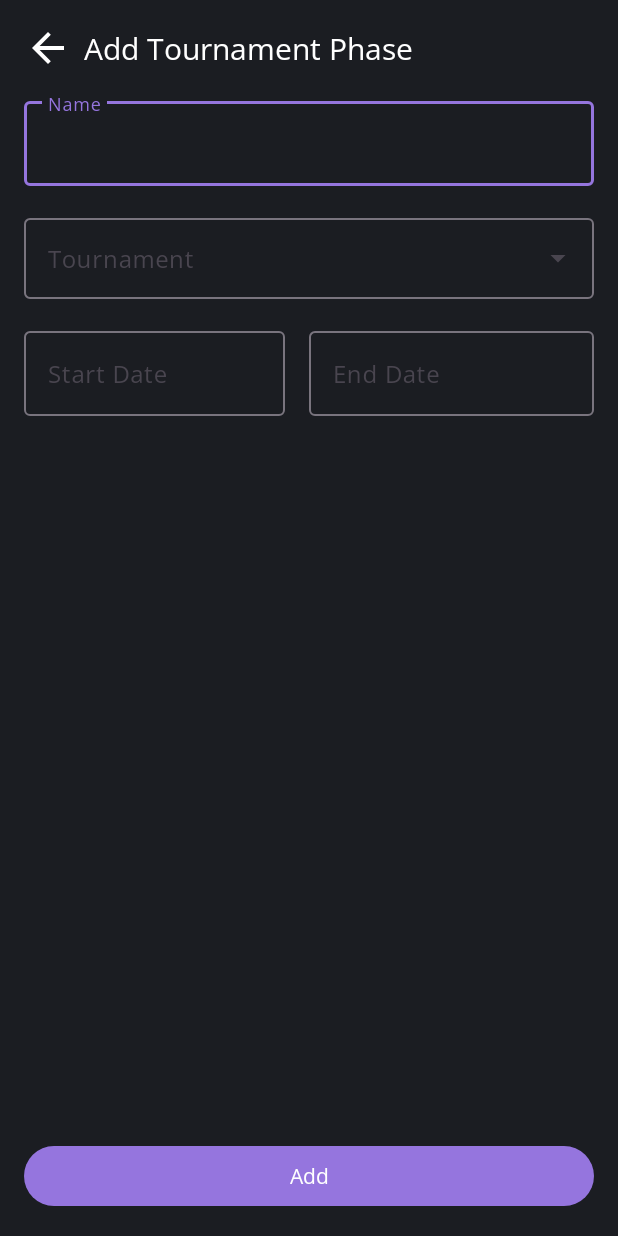
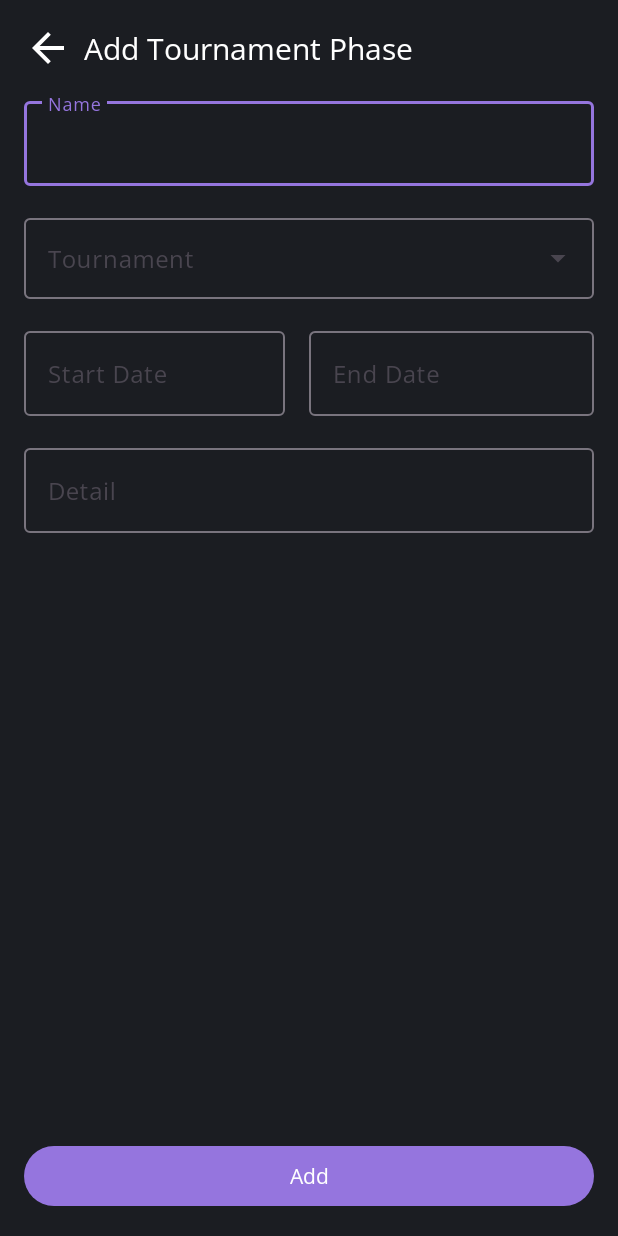
Before and after one commit to nico-samuelson/proyek_android, an Android app: the AddTournamentPhase screen opened directly, with no data from a screen before it, on a phone screen of 412 x 824 dp. Run offline under Robolectric (Android 15) with nearby library versions, the phone set to English and light mode, and no system bars; our stand-ins replace Firebase (no records; nobody signed in at launch, a user with empty details on screens opened directly), Picasso; pictures from the network do not load.

Commit message:
detail phase, news detail done

```diff
--- a/app/src/main/java/proyek/andro/adapter/ManageFavoriteAdapter.kt
+++ b/app/src/main/java/proyek/andro/adapter/ManageFavoriteAdapter.kt
@@ -41,7 +41,7 @@ class ManageFavoriteAdapter(
     override fun onBindViewHolder(holder: ManageFavoriteAdapter.ListViewHolder, position: Int) {
         var game = listGames[position]
         holder.title.setText(game.name)
-        if (listFavorite.map { it.game == game.id }.first()) {
+        if (listFavorite.find { it.game == game.id } != null) {
             holder.manage.setImageResource(R.drawable.ic_delete_24)
         } else {
             holder.manage.setImageResource(R.drawable.add)
--- a/app/src/main/java/proyek/andro/adminActivity/AddTournamentPhase.kt
+++ b/app/src/main/java/proyek/andro/adminActivity/AddTournamentPhase.kt
@@ -3,19 +3,25 @@ package proyek.andro.adminActivity
 import android.app.DatePickerDialog
 import android.app.TimePickerDialog
 import android.content.Intent
+import android.net.Uri
 import androidx.appcompat.app.AppCompatActivity
 import android.os.Bundle
 import android.util.Log
+import android.view.KeyEvent
 import android.widget.AutoCompleteTextView
 import android.widget.ImageView
 import android.widget.TextView
+import androidx.recyclerview.widget.LinearLayoutManager
+import androidx.recyclerview.widget.RecyclerView
 import com.google.android.material.button.MaterialButton
 import com.google.android.material.snackbar.Snackbar
 import com.google.android.material.textfield.MaterialAutoCompleteTextView
+import com.google.firebase.storage.FirebaseStorage
 import kotlinx.coroutines.CoroutineScope
 import kotlinx.coroutines.Dispatchers
 import kotlinx.coroutines.launch
 import proyek.andro.R
+import proyek.andro.adapter.SimpleListAdapter2
 import proyek.andro.model.Tournament
 import proyek.andro.model.TournamentPhase
 import java.util.Calendar
@@ -34,6 +40,12 @@ class AddTournamentPhase : AppCompatActivity() {
     private lateinit var etTournament: AutoCompleteTextView
     private lateinit var etStartDate: TextView
     private lateinit var etEndDate: TextView
+    private lateinit var rvDetail: RecyclerView
+    private lateinit var etDetail: TextView
+
+
+    var listDetail = listOf<String>()
+    var AdapterDetail: SimpleListAdapter2? = null
 
     //    private lateinit var etDetail : Spinner
     override fun onCreate(savedInstanceState: Bundle?) {
@@ -44,6 +56,8 @@ class AddTournamentPhase : AppCompatActivity() {
         etTournament = findViewById(R.id.etTournament)
         etStartDate = findViewById(R.id.etStartDate)
         etEndDate = findViewById(R.id.etEndDate)
+        etDetail = findViewById(R.id.etDetail)
+        rvDetail = findViewById(R.id.rvDetail)
 
 //        detail = listOf(
 //            "16 teams are divided into 4 groups", "Single Round Robin",
@@ -120,7 +134,7 @@ class AddTournamentPhase : AppCompatActivity() {
                             name,
                             startDate,
                             endDate,
-                            detail = listOf()
+                            listDetail
                         )
 
                         newTournamentPhase.insertOrUpdate()
@@ -131,6 +145,7 @@ class AddTournamentPhase : AppCompatActivity() {
                     phase?.tournament = tournamentId
                     phase?.start_date = startDate
                     phase?.end_date = endDate
+                    phase?.detail = listDetail
 
                     CoroutineScope(Dispatchers.Main).launch {
                         phase?.insertOrUpdate()
@@ -139,6 +154,33 @@ class AddTournamentPhase : AppCompatActivity() {
                 }
             }
         }
+        AdapterDetail = SimpleListAdapter2(listDetail)
+
+        AdapterDetail?.setOnItemClickCallback(object : SimpleListAdapter2.OnItemClickCallback {
+            override fun onItemClicked(data: String) {
+
+            }
+
+            override fun delData(pos: Int) {
+                listDetail = listDetail.filterIndexed {index, s ->  index != pos  }
+                AdapterDetail?.setData(listDetail)
+            }
+        })
+
+        etDetail.setOnKeyListener { v, keyCode, event ->
+            if (keyCode == KeyEvent.KEYCODE_ENTER) {
+                listDetail = listDetail + etDetail.text.toString()
+                Log.d("venues", listDetail.toString())
+                AdapterDetail?.setData(listDetail)
+                etDetail.text = null
+                etDetail.clearFocus()
+            }
+            false
+
+        }
+
+        rvDetail.layoutManager = LinearLayoutManager(this, LinearLayoutManager.VERTICAL,false)
+        rvDetail.adapter = AdapterDetail
     }
 
     fun showEdit() {
@@ -164,6 +206,9 @@ class AddTournamentPhase : AppCompatActivity() {
 //            )
             etStartDate.text = phase?.start_date
             etEndDate.text = phase?.end_date
+
+            listDetail = phase!!.detail
+            AdapterDetail?.setData(listDetail)
         }
     }
 
@@ -172,7 +217,7 @@ class AddTournamentPhase : AppCompatActivity() {
             etName.text.toString().isEmpty() ||
             etTournament.text.toString().isEmpty() ||
             etStartDate.text.toString().isEmpty() ||
-            etEndDate.text.toString().isEmpty()
+            etEndDate.text.toString().isEmpty() || listDetail.size == 0
         ) {
             return false
         }
--- a/app/src/main/res/layout/activity_add_tournament_phase.xml
+++ b/app/src/main/res/layout/activity_add_tournament_phase.xml
@@ -135,13 +135,26 @@
         android:layout_marginTop="16dp"
         android:layout_marginEnd="16dp"
         android:gravity="center"
-        android:orientation="horizontal"
+        android:orientation="vertical"
         app:layout_constraintEnd_toEndOf="parent"
         app:layout_constraintStart_toStartOf="parent"
         app:layout_constraintTop_toBottomOf="@+id/linearLayout5">
 
+        <com.google.android.material.textfield.TextInputLayout
+            android:layout_width="match_parent"
+            android:layout_height="wrap_content"
+            android:layout_weight="1"
+            android:hint="Detail">
+
+            <com.google.android.material.textfield.TextInputEditText
+                android:id="@+id/etDetail"
+                android:layout_width="match_parent"
+                android:layout_height="match_parent"
+                android:textColor="@color/white" />
+        </com.google.android.material.textfield.TextInputLayout>
         <androidx.recyclerview.widget.RecyclerView
-            android:id="@+id/etDetail"
+            android:id="@+id/rvDetail"
+            android:layout_marginTop="16dp"
             android:layout_width="match_parent"
             android:layout_height="wrap_content"/>
     </LinearLayout>
```
Also changed, not shown: app/src/main/java/proyek/andro/userActivity/AddFavoriteFr.kt (+16 -13 lines), app/src/main/java/proyek/andro/userActivity/NewsDetail.kt (+31 -1 lines).
